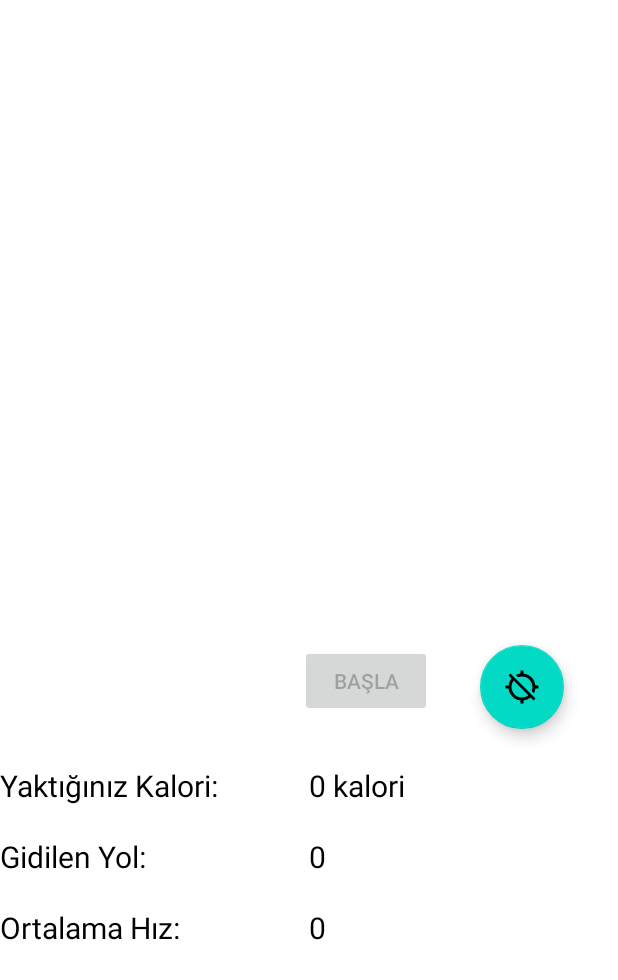
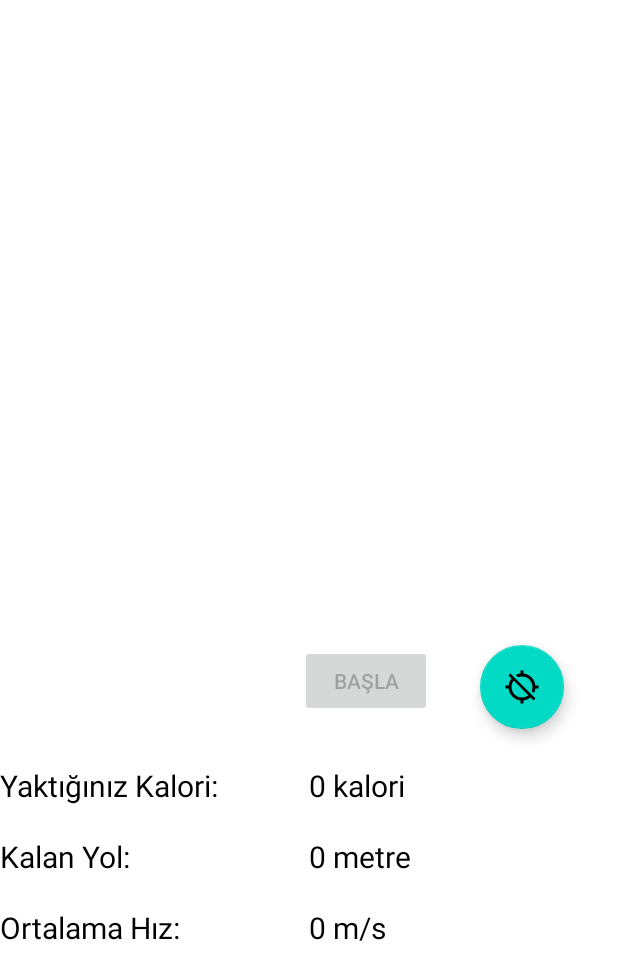
Before and after one commit to Qubits3/CalorieCalculator, an Android app: the MapsActivity screen opened directly, with no data from a screen before it, on a phone screen of 412 x 824 dp. Shown: the top 980 px of the screen. Run offline under Robolectric (Android 15) with nearby library versions, the phone set to English and light mode, and no system bars; our stand-ins replace Timber; libraries missing offline, so code that uses them is left out: com.mapbox.api, com.mapbox.core, com.mapbox.geojson, com.mapbox.mapboxsdk, com.mapbox.turf; plain views replace MapView; 8 statements that could not run were skipped.

Commit message:
Completed route

```diff
--- a/app/src/main/java/com/example/caloriecalculator/MapsActivity.java
+++ b/app/src/main/java/com/example/caloriecalculator/MapsActivity.java
@@ -11,6 +11,7 @@ import android.location.Location;
 import android.location.LocationListener;
 import android.location.LocationManager;
 import android.os.Bundle;
+import android.os.Handler;
 import android.view.View;
 import android.widget.Button;
 import android.widget.TextView;
@@ -35,6 +36,7 @@ import com.mapbox.api.directions.v5.MapboxDirections;
 import com.mapbox.api.directions.v5.models.DirectionsResponse;
 import com.mapbox.api.directions.v5.models.DirectionsRoute;
 import com.mapbox.geojson.Feature;
+import com.mapbox.geojson.FeatureCollection;
 import com.mapbox.geojson.LineString;
 import com.mapbox.geojson.Point;
 import com.mapbox.mapboxsdk.Mapbox;
@@ -83,10 +85,10 @@ public class MapsActivity extends FragmentActivity implements MapboxMap.OnMapLon
 
     private MapView mapView;
     private MapboxMap mapboxMap;
-    private DirectionsRoute walkingRoute;
-    private DirectionsRoute cyclingRoute;
+    private DirectionsRoute selectedRoute;
+    GeoJsonSource routeLineSource;
     private Point destination = Point.fromLngLat(-99.167663574, 19.426984786987);  // Set predestined location
-    private String lastSelectedDirectionsProfile = DirectionsCriteria.PROFILE_CYCLING;  // Store last selected profile
+    private String selectedDirectionsProfile = DirectionsCriteria.PROFILE_CYCLING;  // Store last selected profile
     private final String[] profiles = new String[]{
             DirectionsCriteria.PROFILE_CYCLING,
             DirectionsCriteria.PROFILE_WALKING
@@ -97,10 +99,14 @@ public class MapsActivity extends FragmentActivity implements MapboxMap.OnMapLon
     LocationRequest locationRequest;
     LatLng userLocation;
     FloatingActionButton mapsFab;
-    TextView toplamKaloriTextView, ortalamaHizTextView;
+    TextView toplamKaloriTextView, ortalamaHizTextView, gidilenYolTextView;
     Button startRouteButton;
     private boolean isRouteStarted = false;
+    private boolean isConnected = false;
     DecimalFormat df;
+
+    Handler handler;
+    Runnable runnable;
 
     BigDecimal burnedCalorie = new BigDecimal(0);
     int MET = 0;
@@ -112,6 +118,7 @@ public class MapsActivity extends FragmentActivity implements MapboxMap.OnMapLon
         super.onCreate(savedInstanceState);
 
         df = new DecimalFormat("####0.00");
+        handler = new Handler();
 
         /*
          * Get an instance of the map, this has to be set before setContentView()
@@ -121,7 +128,7 @@ public class MapsActivity extends FragmentActivity implements MapboxMap.OnMapLon
         setContentView(R.layout.activity_maps);
 
         Bundle extras = getIntent().getExtras();
-        lastSelectedDirectionsProfile = extras.getString("profile");  // Get profile from Main Activity
+        selectedDirectionsProfile = extras.getString("profile");  // Get profile from Main Activity
 
         /*
          * Initialize components
@@ -129,8 +136,9 @@ public class MapsActivity extends FragmentActivity implements MapboxMap.OnMapLon
         mapsFab = findViewById(R.id.maps_fab);
         mapView = findViewById(R.id.mapView);
         toplamKaloriTextView = findViewById(R.id.toplamKaloriTextView);
-        ortalamaHizTextView = findViewById(R.id.ortalamaHızTextView);
+        ortalamaHizTextView = findViewById(R.id.ortalamaHizTextView);
         startRouteButton = findViewById(R.id.startRouteButton);
+        gidilenYolTextView = findViewById(R.id.gidilenYolTextView);
 
         /*
          * Ask to user to open his location as Google style
@@ -143,14 +151,12 @@ public class MapsActivity extends FragmentActivity implements MapboxMap.OnMapLon
          */
         locationManager = (LocationManager) this.getSystemService(Context.LOCATION_SERVICE);
         locationListener = new LocationListener() {
-            @SuppressLint("DefaultLocale")
+            @SuppressLint({"DefaultLocale", "SetTextI18n"})
             @Override
             public void onLocationChanged(@NonNull Location location) {
                 userLocation = new LatLng(location.getLatitude(), location.getLongitude());  // Store current user location
-                ortalamaHizTextView.setText(String.valueOf(location.getSpeed()));
-
-                calculateCalorie(location);
-
+                ortalamaHizTextView.setText(String.format("%.1f", location.getSpeed()) + " m/s");
+                isConnected = true;
                 if (isRouteStarted)
                     mapboxMap.animateCamera(CameraUpdateFactory.newLatLng(userLocation));  //track current location
             }
@@ -162,12 +168,14 @@ public class MapsActivity extends FragmentActivity implements MapboxMap.OnMapLon
 
             @Override
             public void onProviderEnabled(@NonNull String provider) {
+                isConnected = true;
                 mapsFab.setEnabled(true);  // Enable floating action button if GPS is on
                 mapsFab.setImageResource(R.drawable.baseline_location_searching_24);
             }
 
             @Override
             public void onProviderDisabled(@NonNull String provider) {
+                isConnected = false;
                 mapsFab.setEnabled(false);  // Disable floating action button if GPS is off
                 mapsFab.setImageResource(R.drawable.baseline_gps_off_24);
             }
@@ -271,13 +279,15 @@ public class MapsActivity extends FragmentActivity implements MapboxMap.OnMapLon
         }
     }
 
-    private void calculateCalorie(Location location) {
-        // ToDo: This needs thread which calls every second
+    @SuppressLint("SetTextI18n")
+    private void onRouteOngoing(Location location) {
+        if (isRouteStarted) {
+            runnable = () -> {
                 int currentSpeed = getSpeed(location);
-        if (lastSelectedDirectionsProfile.equals(DirectionsCriteria.PROFILE_CYCLING)) {
+                if (selectedDirectionsProfile.equals(DirectionsCriteria.PROFILE_CYCLING)) {
                     if (currentSpeed < 20)
                         MET = 4;
-            else if (currentSpeed >= 20 && currentSpeed <= 22)
+                    else if (currentSpeed > 20 && currentSpeed <= 22)
                         MET = 8;
                     else if (currentSpeed > 22 && currentSpeed <= 25)
                         MET = 10;
@@ -292,19 +302,39 @@ public class MapsActivity extends FragmentActivity implements MapboxMap.OnMapLon
                         MET = 6;
                     else if (currentSpeed > 8 && currentSpeed <= 12)
                         MET = 8;
-            else if(currentSpeed > 12 && currentSpeed < 16)
+                    else if (currentSpeed > 12 && currentSpeed < 16)
                         MET = 13;
                     else if (currentSpeed > 16)
                         MET = 17;
                 }
 
                 burnedCalorie = burnedCalorie.add(BigDecimal.valueOf((MET * 3.5 * 60) / 12000));  // Burned calorie per second
-        toplamKaloriTextView.setText(String.valueOf(burnedCalorie));
+                toplamKaloriTextView.setText(burnedCalorie + " kalori");
+                gidilenYolTextView.setText(getDistance(userLocation, destination));
+
+                handler.postDelayed(runnable, 1000);
+            };
+            handler.post(runnable);
+        }
     }
 
+    @SuppressLint("SetTextI18n")
     public void startRoute(View view) {
+        isRouteStarted = !isRouteStarted;  // Toggle between true and false
+
         mapboxMap.moveCamera(CameraUpdateFactory.newLatLngZoom(userLocation, 15f));  //track current location
-        isRouteStarted = true;
+
+        onRouteOngoing(convertLatLngToLocation(userLocation));
+
+        if (!isRouteStarted) {  //Route has finished
+            handler.removeCallbacks(runnable);
+            startRouteButton.setText("Başla");
+            startRouteButton.setEnabled(false);
+            removeRouteLine();
+        } else {  // Route is ongoing
+            startRouteButton.setText("Bitir");
+
+        }
     }
 
     /**
@@ -315,7 +345,7 @@ public class MapsActivity extends FragmentActivity implements MapboxMap.OnMapLon
     @SuppressLint({"DefaultLocale", "SetTextI18n"})
     @Override
     public boolean onMapLongClick(@NonNull LatLng point) {
-
+        if (isConnected) {
             destination = Point.fromLngLat(point.getLongitude(), point.getLatitude());
             moveDestinationMarkerToNewLocation(point);
             getAllRoutes();
@@ -329,10 +359,10 @@ public class MapsActivity extends FragmentActivity implements MapboxMap.OnMapLon
             // Zoom camera to the route
             mapboxMap.easeCamera(CameraUpdateFactory.newLatLngBounds(latLngBounds, 300), 5000);
 
-        // ToDo: Konum açılmayınca veya uygulma açılır açılmaz bu metot çalışırsa 'double com.mapbox.mapboxsdk.geometry.LatLng.getLongitude()' on a null object reference hatasını veriyor
-
             startRouteButton.setEnabled(true);
             return true;
+        } else
+            return false;
     }
 
     /**
@@ -359,37 +389,6 @@ public class MapsActivity extends FragmentActivity implements MapboxMap.OnMapLon
                 Feature.fromGeometry(Point.fromLngLat(destination.longitude(),
                         destination.latitude())));
         loadedMapStyle.addSource(iconGeoJsonSource);
-    }
-
-    /**
-     * Display the Directions API route line depending on which profile was last
-     * selected.
-     */
-    private void showRouteLine() {
-        if (mapboxMap != null) {
-            mapboxMap.getStyle(style -> {
-
-                // Retrieve and update the source designated for showing the directions route
-                GeoJsonSource routeLineSource = style.getSourceAs(ROUTE_SOURCE_ID);
-
-                // Create a LineString with the directions route's geometry and
-                // Reset the GeoJSON source for the route LineLayer source
-                if (routeLineSource != null) {
-                    switch (lastSelectedDirectionsProfile) {
-                        case DirectionsCriteria.PROFILE_WALKING:
-                            if (walkingRoute != null)
-                                routeLineSource.setGeoJson(LineString.fromPolyline(Objects.requireNonNull(walkingRoute.geometry()), PRECISION_6));
-                            break;
-                        case DirectionsCriteria.PROFILE_CYCLING:
-                            if (cyclingRoute != null)
-                                routeLineSource.setGeoJson(LineString.fromPolyline(Objects.requireNonNull(cyclingRoute.geometry()), PRECISION_6));
-                            break;
-                        default:
-                            break;
-                    }
-                }
-            });
-        }
     }
 
     /**
@@ -459,27 +458,46 @@ public class MapsActivity extends FragmentActivity implements MapboxMap.OnMapLon
                         return;
                     }
 
-                    switch (profile) {
-                        case DirectionsCriteria.PROFILE_WALKING:
-                            walkingRoute = response.body().routes().get(0);
-                            break;
-                        case DirectionsCriteria.PROFILE_CYCLING:
-                            cyclingRoute = response.body().routes().get(0);
-                            break;
-                        default:
-                            break;
-                    }
+                    selectedRoute = response.body().routes().get(0);
                     showRouteLine();
                 }
 
                 @Override
                 public void onFailure(@NonNull Call<DirectionsResponse> call, @NonNull Throwable throwable) {
                     Timber.e("Error: " + throwable.getMessage());
-                    Toast.makeText(MapsActivity.this,
-                            "Error: " + throwable.getMessage(),
-                            Toast.LENGTH_SHORT).show();
+                    Toast.makeText(MapsActivity.this, "Error: " + throwable.getMessage(), Toast.LENGTH_SHORT).show();
                 }
             });
+        }
+    }
+
+    /**
+     * Display the Directions API route line depending on which profile was last
+     * selected.
+     */
+    private void showRouteLine() {
+        if (mapboxMap != null) {
+            mapboxMap.getStyle(style -> {
+
+                // Retrieve and update the source designated for showing the directions route
+                routeLineSource = style.getSourceAs(ROUTE_SOURCE_ID);
+
+                // Create a LineString with the directions route's geometry and
+                // Reset the GeoJSON source for the route LineLayer source
+                if (routeLineSource != null) {
+                    routeLineSource.setGeoJson(LineString.fromPolyline(Objects.requireNonNull(selectedRoute.geometry()), PRECISION_6));
+                }
+            });
+        }
+    }
+
+    /**
+     * Remove the blue route line and destination marker from the map
+     */
+    private void removeRouteLine() {
+        if (mapboxMap != null) {
+            routeLineSource.setGeoJson(FeatureCollection.fromJson(""));
+            mapboxMap.getStyle(style -> style.removeImage(RED_PIN_ICON_ID));
         }
     }
 
@@ -524,7 +542,7 @@ public class MapsActivity extends FragmentActivity implements MapboxMap.OnMapLon
     public void findLocation(View view) {
         // ToDo: Harita ilk açıldığında kamera ortaya yakınlaşıyor, bir süre sonra doğru yere yakınlaşıyor, uzun basmanın çökmesinin nedeni bu olabilir
         createLocationRequestPopup();
-        mapboxMap.animateCamera(CameraUpdateFactory.newLatLngZoom(userLocation, 15f), 2000);
+        mapboxMap.animateCamera(CameraUpdateFactory.newLatLngZoom(userLocation, 18f), 2000);
 
         /*
          * Save last location
@@ -539,7 +557,19 @@ public class MapsActivity extends FragmentActivity implements MapboxMap.OnMapLon
     }
 
     /**
-     * Ad
+     * Converts LatLng to Location
+     *
+     * @param latLng is location in LatLng
+     * @return location in Location type
+     */
+    public Location convertLatLngToLocation(@NonNull LatLng latLng) {
+        Location location = new Location(LocationManager.GPS_PROVIDER);
+        location.setLatitude(latLng.getLatitude());
+        location.setLongitude(latLng.getLongitude());
+        return location;
+    }
+
+    /**
      * Calculates distance between two points
      *
      * @param point1 is the first location
--- a/app/src/main/res/layout/activity_maps.xml
+++ b/app/src/main/res/layout/activity_maps.xml
@@ -65,12 +65,12 @@
 
 
             <TextView
-                android:id="@+id/textView2"
+                android:id="@+id/textView1"
                 android:layout_width="match_parent"
                 android:layout_height="wrap_content"
                 android:layout_marginTop="10dp"
                 android:layout_marginBottom="10dp"
-                android:text="Gidilen Yol:"
+                android:text="Kalan Yol:"
                 android:textColor="@color/black"
                 android:textSize="20sp" />
 
@@ -103,22 +103,22 @@
 
 
             <TextView
-                android:id="@+id/textView6"
+                android:id="@+id/gidilenYolTextView"
                 android:layout_width="match_parent"
                 android:layout_height="wrap_content"
                 android:layout_marginTop="10dp"
                 android:layout_marginBottom="10dp"
-                android:text="0"
+                android:text="0 metre"
                 android:textColor="@color/black"
                 android:textSize="20sp" />
 
             <TextView
-                android:id="@+id/ortalamaHızTextView"
+                android:id="@+id/ortalamaHizTextView"
                 android:layout_width="match_parent"
                 android:layout_height="wrap_content"
                 android:layout_marginTop="10dp"
                 android:layout_marginBottom="10dp"
-                android:text="0"
+                android:text="0 m/s"
                 android:textColor="@color/black"
                 android:textSize="20sp" />
 
```
Lines whose indentation alone changed are shown as unchanged.
